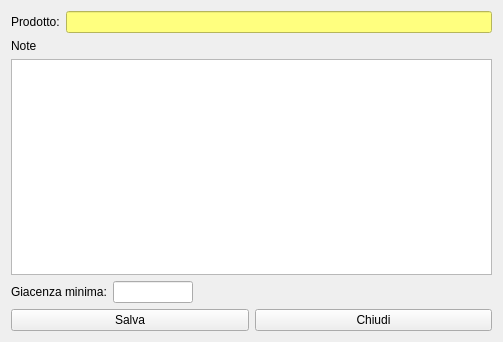
Before: the Qt Designer form ftupdate_tag.ui in fblabs/CLTags, drawn with Qt 5.
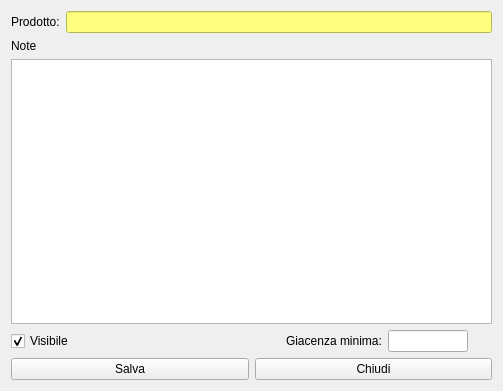
After: the same form once the commit is applied. Icons and pictures are not drawn.

```diff
--- a/ftupdate_tag.ui
+++ b/ftupdate_tag.ui
@@ -10,7 +10,7 @@
     <x>0</x>
     <y>0</y>
     <width>503</width>
-    <height>342</height>
+    <height>391</height>
    </rect>
   </property>
   <property name="windowTitle">
@@ -57,7 +57,32 @@
     </layout>
    </item>
    <item>
-    <layout class="QFormLayout" name="formLayout">
+    <layout class="QHBoxLayout" name="horizontalLayout_3">
+     <item>
+      <widget class="QCheckBox" name="cbVisibile">
+       <property name="text">
+        <string>Visibile</string>
+       </property>
+       <property name="checked">
+        <bool>true</bool>
+       </property>
+      </widget>
+     </item>
+     <item>
+      <spacer name="horizontalSpacer">
+       <property name="orientation">
+        <enum>Qt::Horizontal</enum>
+       </property>
+       <property name="sizeHint" stdset="0">
+        <size>
+         <width>40</width>
+         <height>20</height>
+        </size>
+       </property>
+      </spacer>
+     </item>
+     <item>
+      <layout class="QFormLayout" name="formLayout_2">
      <item row="0" column="0">
       <widget class="QLabel" name="label_3">
        <property name="text">
@@ -80,6 +105,8 @@
         </size>
        </property>
       </widget>
+       </item>
+      </layout>
      </item>
     </layout>
    </item>
```
Lines whose indentation alone changed are shown as unchanged.
